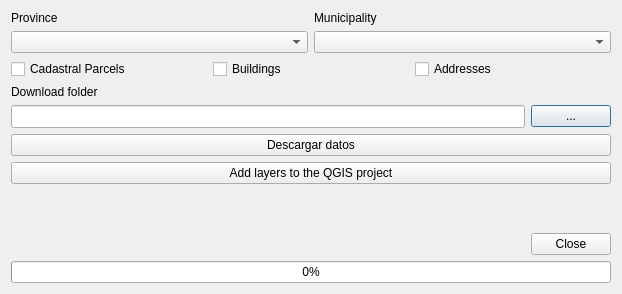
The window that Spanish_Inspire_Catastral_Downloader_dialog_base.ui (sigdeletras/Spanish_Inspire_Catastral_Downloader) describes before a commit, drawn with Qt 5.
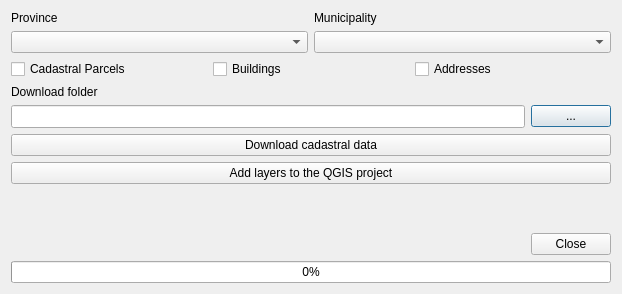
The same window after the commit.

```diff
--- a/Spanish_Inspire_Catastral_Downloader_dialog_base.ui
+++ b/Spanish_Inspire_Catastral_Downloader_dialog_base.ui
@@ -147,7 +147,7 @@
    <item>
     <widget class="QPushButton" name="pushButton_run">
      <property name="text">
-      <string>Descargar datos</string>
+      <string>Download cadastral data</string>
      </property>
     </widget>
    </item>
```
Left out of the diff: 18 changed lines with no effect on the pictures.
